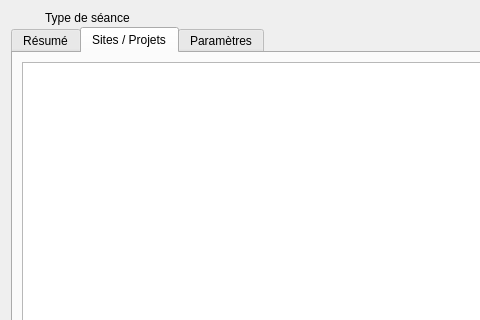
Qt form client/src/editors/SessionTypeWidget.ui (introlab/openteraplus) before a commit; both pictures show x 0 to 480 and y 0 to 320 of the 750 by 505 pixel window.
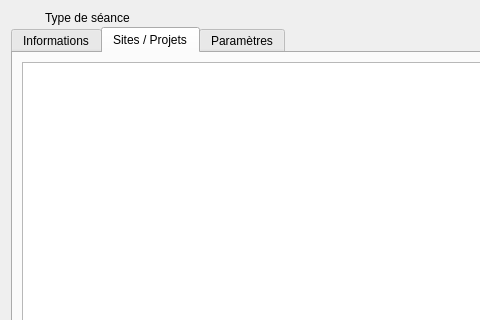
The same form after that commit. The open tabs and pages were chosen to show the change. Icons and pictures are not drawn. Custom widgets are drawn as their Qt base class.

The edit to the form file:
```diff
--- a/client/src/editors/SessionTypeWidget.ui
+++ b/client/src/editors/SessionTypeWidget.ui
@@ -167,7 +167,7 @@
         <normaloff>:/icons/dashboard.png</normaloff>:/icons/dashboard.png</iconset>
       </attribute>
       <attribute name="title">
-       <string>Résumé</string>
+       <string>Informations</string>
       </attribute>
       <layout class="QVBoxLayout" name="verticalLayout_2">
        <item>
```
Left out of the diff: 15 changed lines with no effect on the pictures.
